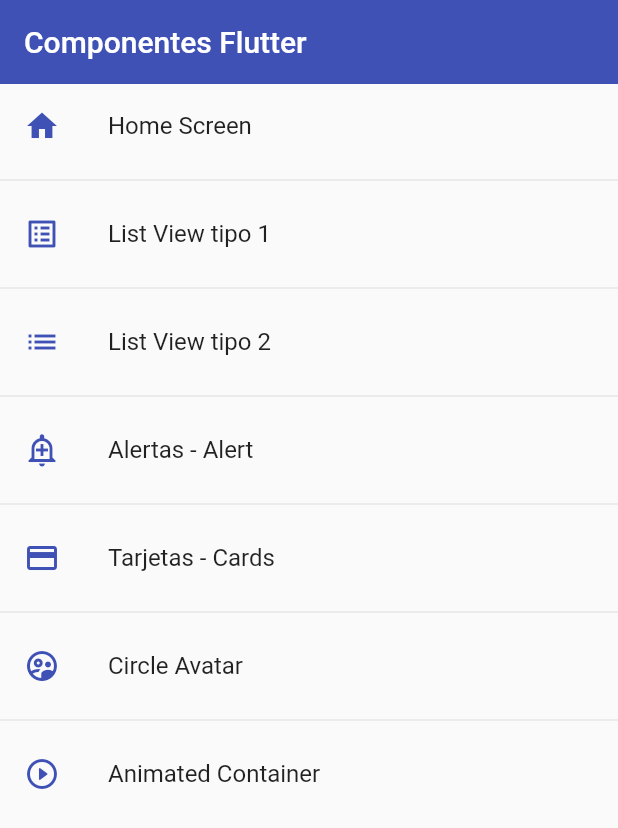
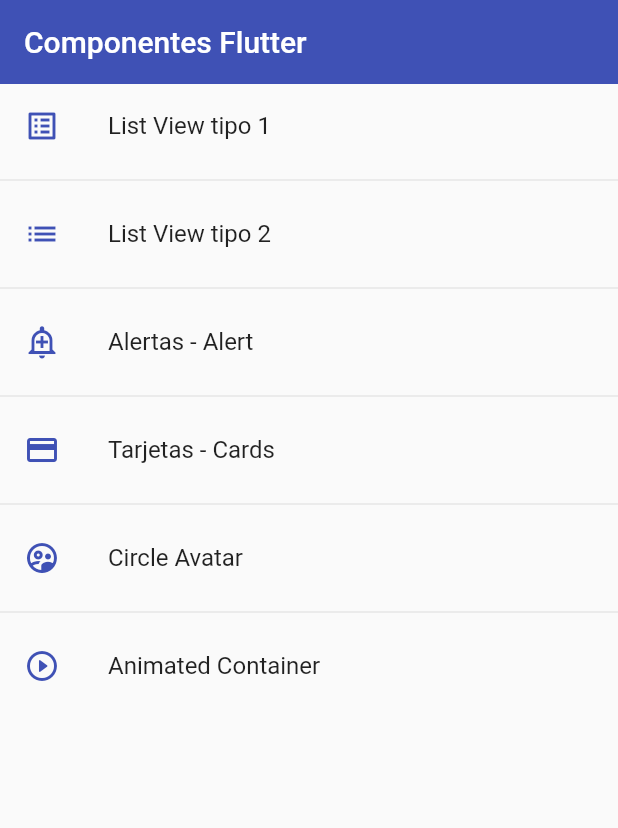
Before and after one commit to RommelOlachea/flutter-components, a Flutter app: the screen it shows after launch, on a phone screen of 412 x 824 dp. Shown: the top 828 px of the screen. Run offline on Flutter 3.47's test engine with Material 2 defaults, Android fonts, the phone set to English and light mode, and no system bars.

Commit message:
Se cambio a AnimatedContainer

```diff
--- a/lib/router/app_routes.dart
+++ b/lib/router/app_routes.dart
@@ -8,11 +8,11 @@ class AppRoute {
 
   static final menuOptions = <MenuOption>[
     // TODO: borrar home
-    MenuOption(
-        route: 'home',
-        name: 'Home Screen',
-        screen: const HomeScreen(),
-        icon: Icons.home),
+    // MenuOption(
+    //     route: 'home',
+    //     name: 'Home Screen',
+    //     screen: const HomeScreen(),
+    //     icon: Icons.home),
     MenuOption(
         route: 'listview1',
         name: 'List View tipo 1',
@@ -47,6 +47,7 @@ class AppRoute {
 
   static Map<String, Widget Function(BuildContext)> getAppRoutes() {
     Map<String, Widget Function(BuildContext)> appRoutes = {};
+    appRoutes.addAll({'home': (BuildContext context) => const HomeScreen()});
     for (final option in menuOptions) {
       appRoutes.addAll({option.route: (BuildContext context) => option.screen});
     }
--- a/lib/screens/animated_screen.dart
+++ b/lib/screens/animated_screen.dart
@@ -33,7 +33,9 @@ class _AnimatedScreenState extends State<AnimatedScreen> {
           title: const Text('Animated Container'),
         ),
         body: Center(
-            child: Container(
+            child: AnimatedContainer(
+          duration: const Duration(milliseconds: 400),
+          curve: Curves.bounceInOut,
           width: _width,
           height: _height,
           decoration: BoxDecoration(color: _color, borderRadius: _borderRadius),
```
